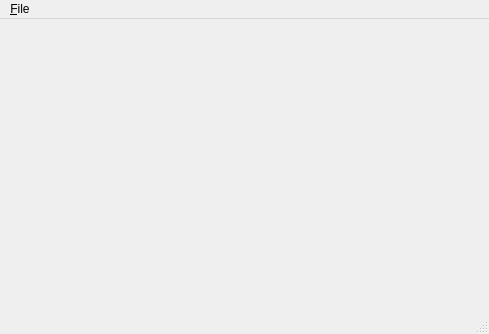
Qt form qnut/connman.ui (dosnut/nut) before a commit.
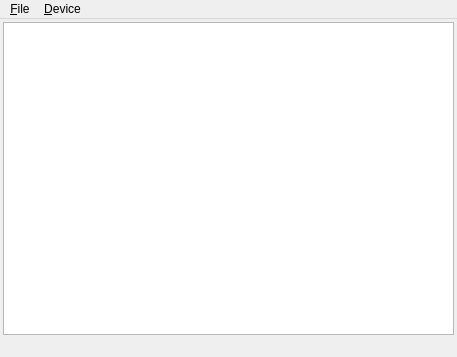
The same form after that commit.

Commit message: added device manager

Patch:
```diff
--- a/qnut/connman.ui
+++ b/qnut/connman.ui
@@ -5,38 +5,71 @@
    <rect>
     <x>0</x>
     <y>0</y>
-    <width>489</width>
-    <height>334</height>
+    <width>457</width>
+    <height>357</height>
    </rect>
   </property>
   <property name="windowTitle" >
    <string>MainWindow</string>
   </property>
-  <widget class="QWidget" name="centralwidget" />
+  <widget class="QWidget" name="centralwidget" >
+   <layout class="QGridLayout" >
+    <property name="margin" >
+     <number>3</number>
+    </property>
+    <property name="spacing" >
+     <number>4</number>
+    </property>
+    <item row="0" column="0" >
+     <widget class="QListWidget" name="listDevices" />
+    </item>
+   </layout>
+  </widget>
   <widget class="QMenuBar" name="menubar" >
    <property name="geometry" >
     <rect>
      <x>0</x>
      <y>0</y>
-     <width>489</width>
+     <width>457</width>
      <height>29</height>
     </rect>
    </property>
-   <widget class="QMenu" name="menu_File" >
+   <widget class="QMenu" name="menuFile" >
     <property name="title" >
      <string>&amp;File</string>
     </property>
     <addaction name="action_Quit" />
    </widget>
-   <addaction name="menu_File" />
+   <widget class="QMenu" name="menuDevice" >
+    <property name="title" >
+     <string>&amp;Device</string>
+    </property>
+    <widget class="QMenu" name="menuEnvironments" >
+     <property name="title" >
+      <string>&amp;Environments</string>
+     </property>
+     <addaction name="actionDefault" />
+    </widget>
+    <addaction name="actionRefresh" />
+    <addaction name="separator" />
+    <addaction name="menuEnvironments" />
+   </widget>
+   <addaction name="menuFile" />
+   <addaction name="menuDevice" />
   </widget>
-  <widget class="QStatusBar" name="statusbar" />
-  <action name="action_Quit" >
+  <widget class="QStatusBar" name="statusBar" >
+   <property name="sizeGripEnabled" >
+    <bool>false</bool>
+   </property>
+  </widget>
+  <action name="actionRefresh" >
    <property name="text" >
     <string>&amp;Quit</string>
    </property>
   </action>
  </widget>
+ <layoutdefault spacing="4" margin="4" />
+ <includes/>
  <resources/>
  <connections/>
 </ui>
```
Left out of the diff: 21 changed lines with no effect on the pictures. The commit also changes 7 other files.
